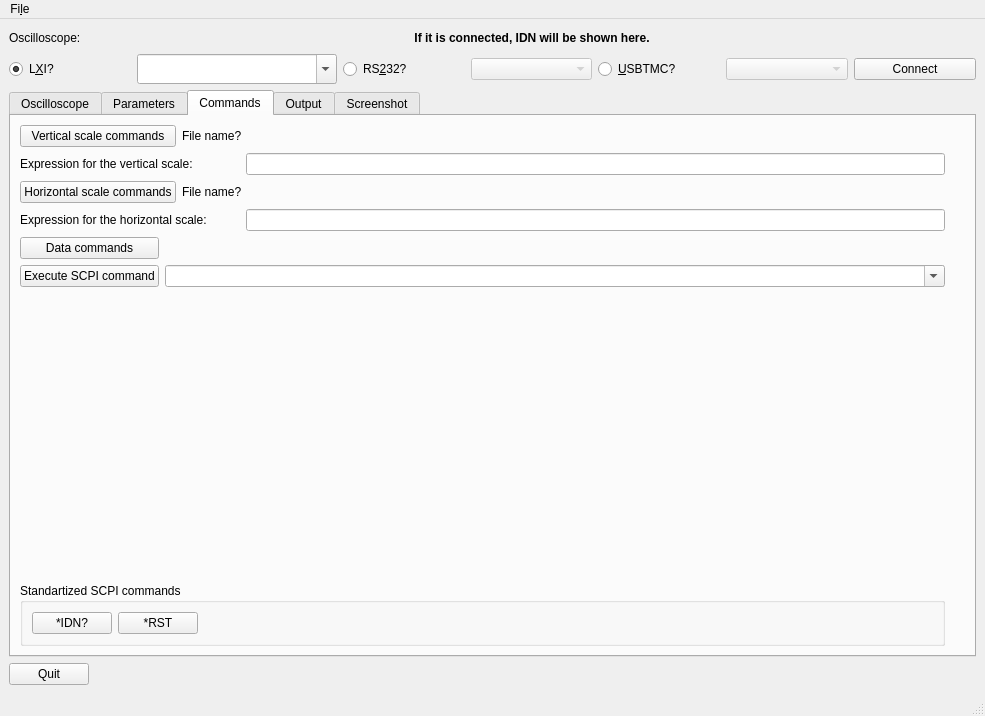
ISeeBugsEverywhere/LinuxOscilloscope, file GUI/LinOsc.ui: the form before one commit.
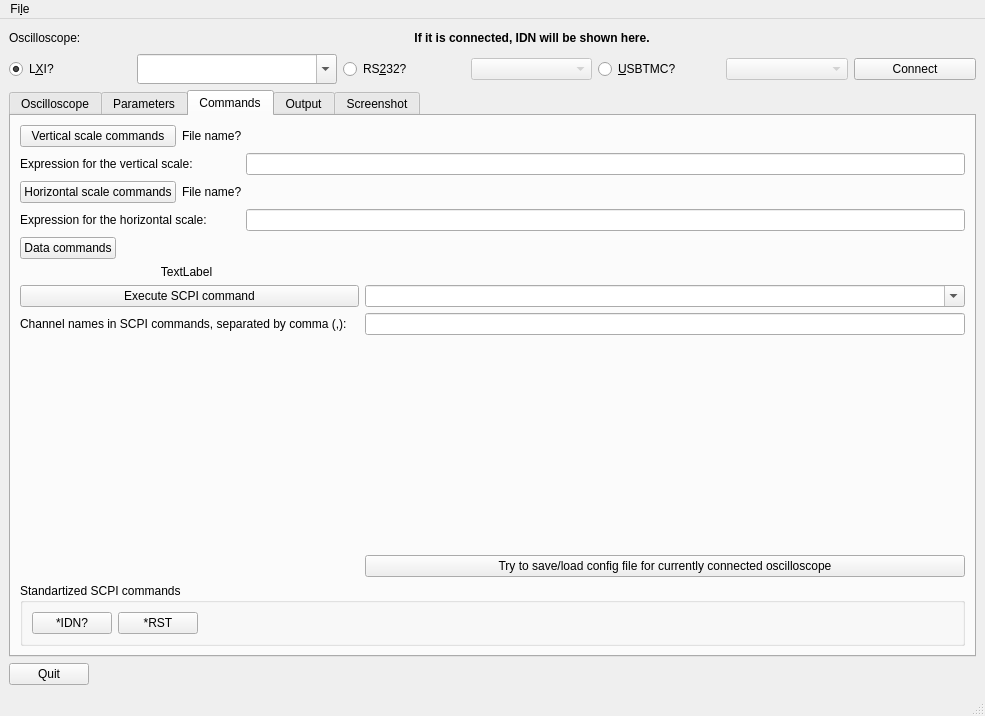
The form after the commit. The open tabs and pages were chosen to show the change. Custom widgets are drawn as their Qt base class.

Diff of the .ui file:
```diff
--- a/GUI/LinOsc.ui
+++ b/GUI/LinOsc.ui
@@ -541,7 +541,7 @@
         <string>Commands</string>
        </attribute>
        <layout class="QGridLayout" name="gridLayout_12">
-        <item row="0" column="0" colspan="2">
+        <item row="0" column="0" colspan="4">
          <layout class="QGridLayout" name="gridLayout_10">
           <item row="0" column="0">
            <widget class="QPushButton" name="get_vertical_cmds_btn">
@@ -648,20 +648,7 @@
           </item>
          </layout>
         </item>
-        <item row="2" column="0">
-         <widget class="QPushButton" name="execute_scpi_btn">
-          <property name="sizePolicy">
-           <sizepolicy hsizetype="Fixed" vsizetype="Fixed">
-            <horstretch>0</horstretch>
-            <verstretch>0</verstretch>
-           </sizepolicy>
-          </property>
-          <property name="text">
-           <string>Execute SCPI command</string>
-          </property>
-         </widget>
-        </item>
-        <item row="2" column="1">
+        <item row="3" column="3">
          <widget class="QComboBox" name="scpi_cmd_box">
           <property name="sizePolicy">
            <sizepolicy hsizetype="Expanding" vsizetype="Fixed">
@@ -674,20 +661,7 @@
           </property>
          </widget>
         </item>
-        <item row="3" column="2">
-         <spacer name="verticalSpacer_4">
-          <property name="orientation">
-           <enum>Qt::Vertical</enum>
-          </property>
-          <property name="sizeHint" stdset="0">
-           <size>
-            <width>20</width>
-            <height>155</height>
-           </size>
-          </property>
-         </spacer>
-        </item>
-        <item row="4" column="0" colspan="2">
+        <item row="7" column="0" colspan="4">
          <widget class="QGroupBox" name="groupBox_3">
           <property name="title">
            <string>Standartized SCPI commands</string>
@@ -726,7 +700,7 @@
         <item row="1" column="0">
          <widget class="QPushButton" name="pushButton">
           <property name="sizePolicy">
-           <sizepolicy hsizetype="Minimum" vsizetype="Fixed">
+           <sizepolicy hsizetype="Fixed" vsizetype="Fixed">
             <horstretch>0</horstretch>
             <verstretch>0</verstretch>
            </sizepolicy>
@@ -736,6 +710,72 @@
           </property>
          </widget>
         </item>
+        <item row="2" column="0" colspan="2">
+         <widget class="QLabel" name="data_cmd_file_label">
+          <property name="text">
+           <string>TextLabel</string>
+          </property>
+          <property name="alignment">
+           <set>Qt::AlignCenter</set>
+          </property>
+         </widget>
+        </item>
+        <item row="3" column="0" colspan="3">
+         <widget class="QPushButton" name="execute_scpi_btn">
+          <property name="sizePolicy">
+           <sizepolicy hsizetype="MinimumExpanding" vsizetype="Fixed">
+            <horstretch>0</horstretch>
+            <verstretch>0</verstretch>
+           </sizepolicy>
+          </property>
+          <property name="text">
+           <string>Execute SCPI command</string>
+          </property>
+         </widget>
+        </item>
+        <item row="1" column="3">
+         <spacer name="horizontalSpacer_14">
+          <property name="orientation">
+           <enum>Qt::Horizontal</enum>
+          </property>
+          <property name="sizeHint" stdset="0">
+           <size>
+            <width>40</width>
+            <height>20</height>
+           </size>
+          </property>
+         </spacer>
+        </item>
+        <item row="4" column="3">
+         <widget class="QLineEdit" name="channels_names_box"/>
+        </item>
+        <item row="4" column="0">
+         <widget class="QLabel" name="label_8">
+          <property name="text">
+           <string>Channel names in SCPI commands, separated by comma (,):</string>
+          </property>
+         </widget>
+        </item>
+        <item row="5" column="3">
+         <spacer name="verticalSpacer_4">
+          <property name="orientation">
+           <enum>Qt::Vertical</enum>
+          </property>
+          <property name="sizeHint" stdset="0">
+           <size>
+            <width>20</width>
+            <height>155</height>
+           </size>
+          </property>
+         </spacer>
+        </item>
+        <item row="6" column="3">
+         <widget class="QPushButton" name="pushButton_2">
+          <property name="text">
+           <string>Try to save/load config file for currently connected oscilloscope</string>
+          </property>
+         </widget>
+        </item>
        </layout>
       </widget>
       <widget class="QWidget" name="infoTab">
```
